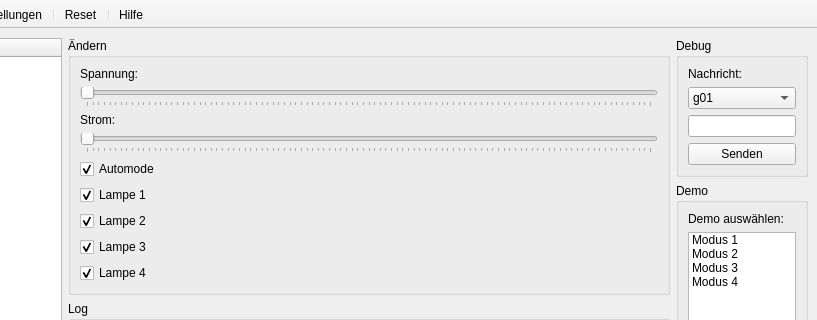
First picture: the form in Ladefahrrad_Python/gui/gui.ui, repository spaibs/eCARus-IT, before the edit; both pictures show x 203 to 1020 and y 0 to 320 of the 1020 by 550 pixel window.
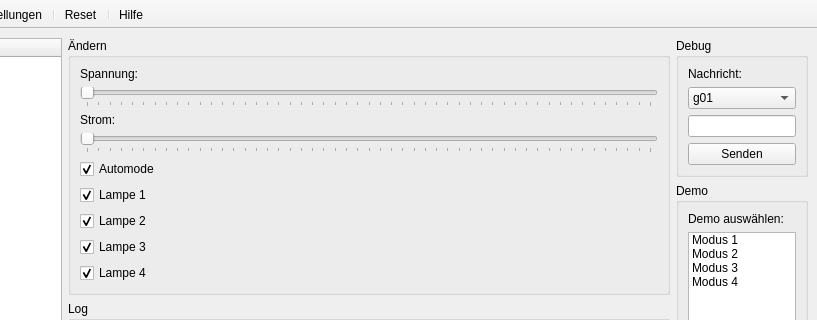
Second picture: the form after the edit. Icons and pictures are not drawn.

```diff
--- a/Ladefahrrad_Python/gui/gui.ui
+++ b/Ladefahrrad_Python/gui/gui.ui
@@ -81,7 +81,7 @@
                   <enum>QSlider::TicksBelow</enum>
                  </property>
                  <property name="tickInterval">
-                  <number>0</number>
+                  <number>200</number>
                  </property>
                 </widget>
                </item>
@@ -109,6 +109,9 @@
                  <property name="tickPosition">
                   <enum>QSlider::TicksBelow</enum>
                  </property>
+                 <property name="tickInterval">
+                  <number>200</number>
+                 </property>
                 </widget>
                </item>
                <item>
```
Left out of the diff: 4 changed lines with no effect on the pictures.
